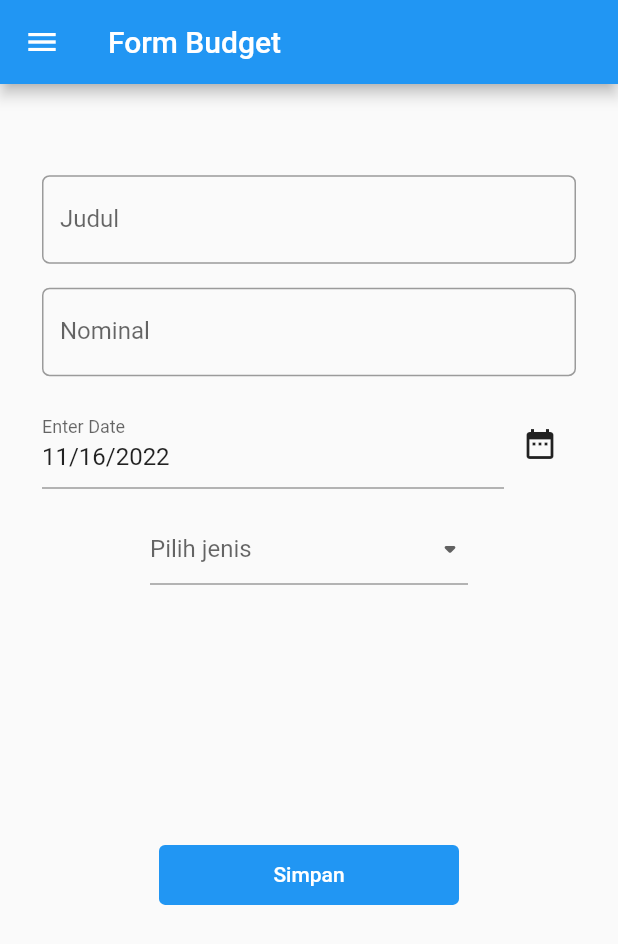
After one commit to mnabielap/pbp-flutter-lab, a Flutter app: the MyFormPage screen opened directly, in the side drawer, after a tap on the "date range" icon, on a phone screen of 412 x 824 dp. The commit adds this screen. Shown: the top 944 px of the screen. Run offline on Flutter 3.47's test engine with Material 2 defaults, Android fonts, the phone set to English and light mode, and no system bars.

Commit message:
Add Tugas 8

```diff
--- /dev/null
+++ b/lib/drawer.dart
@@ -0,0 +1,45 @@
+import 'package:flutter/material.dart';
+import 'package:counter_7/form.dart';
+import 'package:counter_7/data.dart';
+import 'package:counter_7/main.dart';
+
+class MyDrawer extends StatelessWidget {
+  const MyDrawer({super.key});
+
+  @override
+  Widget build(BuildContext context) {
+    return Drawer(
+      child: Column(
+        children: [
+          ListTile(
+            title: const Text('counter_7'),
+            onTap: () {
+              Navigator.pushReplacement(
+                context,
+                MaterialPageRoute(builder: (context) => const MyHomePage()),
+              );
+            },
+          ),
+          ListTile(
+            title: const Text('Tambah Budget'),
+            onTap: () {
+              Navigator.pushReplacement(
+                context,
+                MaterialPageRoute(builder: (context) => const MyFormPage()),
+              );
+            },
+          ),
+          ListTile(
+            title: const Text('Data Budget'),
+            onTap: () {
+              Navigator.pushReplacement(
+                context,
+                MaterialPageRoute(builder: (context) => const MyDataBudget()),
+              );
+            },
+          ),
+        ],
+      ),
+    );
+  }
+}
--- /dev/null
+++ b/lib/form.dart
@@ -0,0 +1,257 @@
+import 'package:flutter/material.dart';
+import 'package:counter_7/drawer.dart';
+import 'package:flutter/services.dart';
+
+class Budget {
+  String judul;
+  int nominal;
+  String jenis;
+  DateTime tanggalPembuatan;
+
+  Budget(
+      {required this.jenis,
+      required this.judul,
+      required this.nominal,
+      required this.tanggalPembuatan});
+}
+
+class MyFormPage extends StatefulWidget {
+  const MyFormPage({super.key});
+
+  @override
+  State<MyFormPage> createState() => MyFormPageState();
+}
+
+class MyFormPageState extends State<MyFormPage> {
+  final _formKey = GlobalKey<FormState>();
+  String _judulBudget = "";
+  int _nominalBudget = 0;
+  DateTime _tanggalPembuatan = DateTime.now();
+
+  String? _jenisBudget;
+  final List<String> _listJenisBudget = ["Pemasukan", "Pengeluaran"];
+  static List<Budget> budgets = [];
+
+  List<Budget> get getBudgets {
+    return budgets;
+  }
+
+  @override
+  Widget build(BuildContext context) {
+    return Scaffold(
+      appBar: AppBar(
+        title: const Text('Form Budget'),
+      ),
+      drawer: const MyDrawer(),
+      body: Form(
+        key: _formKey,
+        child: SingleChildScrollView(
+          child: Container(
+              padding: const EdgeInsets.all(20.0),
+              height: 600,
+              child: Column(
+                mainAxisAlignment: MainAxisAlignment.spaceAround,
+                children: [
+                  Column(children: [
+                    Padding(
+                        padding: const EdgeInsets.all(8.0),
+                        child: TextFormField(
+                          decoration: InputDecoration(
+                            labelText: "Judul",
+                            border: OutlineInputBorder(
+                              borderRadius: BorderRadius.circular(5.0),
+                            ),
+                          ),
+                          onChanged: (String? value) {
+                            setState(() {
+                              _judulBudget = value!;
+                            });
+                          },
+                          onSaved: (String? value) {
+                            setState(() {
+                              _judulBudget = value!;
+                            });
+                          },
+                          validator: (String? value) {
+                            if (value == null || value.isEmpty) {
+                              return 'Harap isi judul terlebih dahulu!';
+                            }
+                            return null;
+                          },
+                        )),
+                    Padding(
+                        padding: const EdgeInsets.all(8.0),
+                        child: TextFormField(
+                          keyboardType: TextInputType.number,
+                          inputFormatters: <TextInputFormatter>[
+                            FilteringTextInputFormatter.digitsOnly
+                          ],
+                          decoration: InputDecoration(
+                            hintText: "Masukkan Angka",
+                            labelText: "Nominal",
+                            border: OutlineInputBorder(
+                              borderRadius: BorderRadius.circular(5.0),
+                            ),
+                          ),
+                          onChanged: (String? value) {
+                            setState(() {
+                              _nominalBudget =
+                                  (value!.isEmpty) ? 0 : int.parse(value);
+                            });
+                          },
+                          onSaved: (String? value) {
+                            setState(() {
+                              _nominalBudget =
+                                  (value!.isEmpty) ? 0 : int.parse(value);
+                            });
+                          },
+                          validator: (String? value) {
+                            if (value == null || value.isEmpty) {
+                              return 'Harap isi nominal terlebih dahulu!';
+                            }
+                            return null;
+                          },
+                        )),
+                    Padding(
+                      padding: const EdgeInsets.all(8.0),
+                      child: Row(
+                        mainAxisAlignment: MainAxisAlignment.center,
+                        children: [
+                          Expanded(
+                            child: InputDatePickerFormField(
+                              firstDate: DateTime(2000),
+                              initialDate: _tanggalPembuatan,
+                              lastDate: DateTime(2050),
+                              onDateSubmitted: (value) {
+                                setState(() {
+                                  _tanggalPembuatan = value;
+                                });
+                              },
+                            ),
+                          ),
+                          IconButton(
+                            icon: const Icon(Icons.date_range),
+                            onPressed: () {
+                              showDatePicker(
+                                context: context,
+                                initialDate: DateTime.now(),
+                                firstDate: DateTime(2000),
+                                lastDate: DateTime(2050),
+                              ).then((value) {
+                                if (value != null) {
+                                  setState(() {
+                                    _tanggalPembuatan = value;
+                                  });
+                                }
+                              });
+                            },
+                          ),
+                        ],
+                      ),
+                    ),
+                    Padding(
+                      padding: const EdgeInsets.fromLTRB(80, 8, 80, 8),
+                      child: Row(
+                        mainAxisAlignment: MainAxisAlignment.center,
+                        children: [
+                          Expanded(
+                            child: DropdownButtonFormField(
+                              hint: const Text("Pilih jenis"),
+                              value: _jenisBudget,
+                              icon: const Icon(Icons.arrow_drop_down_rounded),
+                              items: _listJenisBudget.map((String items) {
+                                return DropdownMenuItem(
+                                  value: items,
+                                  child: Text(items),
+                                );
+                              }).toList(),
+                              onChanged: (String? newValue) {
+                                setState(() {
+                                  _jenisBudget = newValue!;
+                                });
+                              },
+                              validator: (String? value) {
+                                if (value == null || value.isEmpty) {
+                                  return 'Harap pilih jenis terlebih dahulu!';
+                                }
+                                return null;
+                              },
+                            ),
+                          ),
+                        ],
+                      ),
+                    ),
+                  ]),
+                  Padding(
+                    padding: const EdgeInsets.only(top: 100),
+                    child: Row(
+                        mainAxisAlignment: MainAxisAlignment.center,
+                        children: [
+                          SizedBox(
+                            width: 200,
+                            height: 40,
+                            child: TextButton(
+                              style: ButtonStyle(
+                                backgroundColor:
+                                    MaterialStateProperty.all(Colors.blue),
+                              ),
+                              onPressed: () {
+                                if (_formKey.currentState!.validate()) {
+                                  setState(() {
+                                    budgets.add(Budget(
+                                        jenis: _jenisBudget!,
+                                        judul: _judulBudget,
+                                        nominal: _nominalBudget,
+                                        tanggalPembuatan: _tanggalPembuatan));
+                                  });
+                                  showDialog(
+                                    context: context,
+                                    builder: (context) {
+                                      return Dialog(
+                                        shape: RoundedRectangleBorder(
+                                          borderRadius:
+                                              BorderRadius.circular(10),
+                                        ),
+                                        elevation: 15,
+                                        child: ListView(
+                                          padding: const EdgeInsets.only(
+                                              top: 20, bottom: 20),
+                                          shrinkWrap: true,
+                                          children: <Widget>[
+                                            const Center(
+                                                child: Text('Informasi Data')),
+                                            Padding(
+                                                padding:
+                                                    const EdgeInsets.all(10),
+                                                child: Text(
+                                                  "Tanggal Pembuatan: $_tanggalPembuatan \n Jenis: $_jenisBudget \n Judul: $_judulBudget \n Harga: $_nominalBudget \n\n Berhasil ditambahkan",
+                                                  textAlign: TextAlign.center,
+                                                )),
+                                            TextButton(
+                                              onPressed: () {
+                                                Navigator.pop(context);
+                                              },
+                                              child: const Text('Kembali'),
+                                            ),
+                                          ],
+                                        ),
+                                      );
+                                    },
+                                  );
+                                }
+                              },
+                              child: const Text(
+                                "Simpan",
+                                style: TextStyle(color: Colors.white),
+                              ),
+                            ),
+                          )
+                        ]),
+                  ),
+                ],
+              )),
+        ),
+      ),
+    );
+  }
+}
```
Also changed, not shown: lib/data.dart (added, +57 -0 lines), lib/main.dart (+6 -23 lines), 1 other file.
